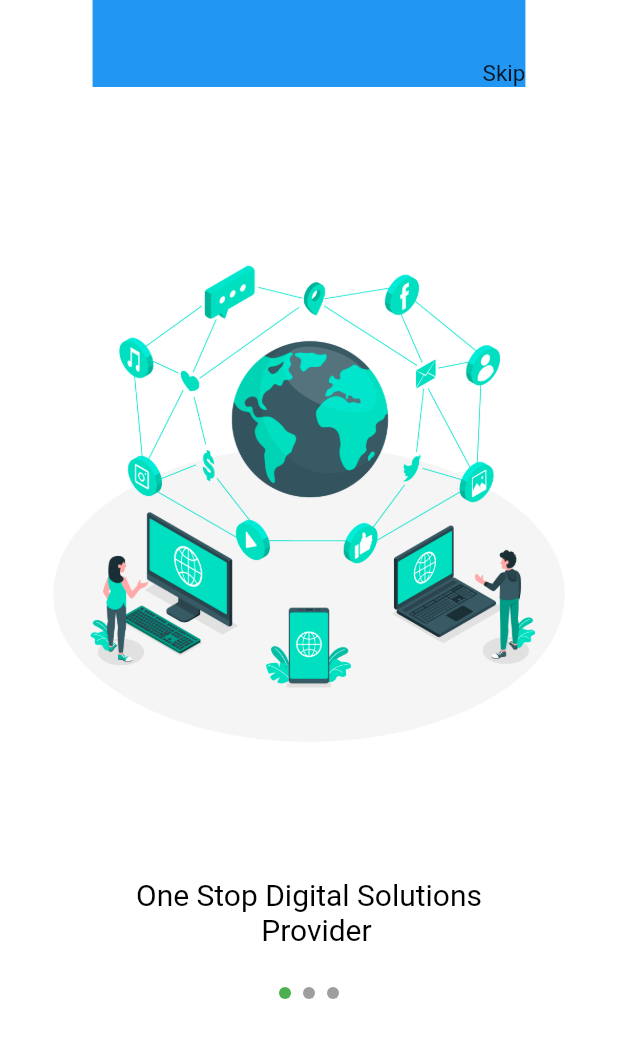
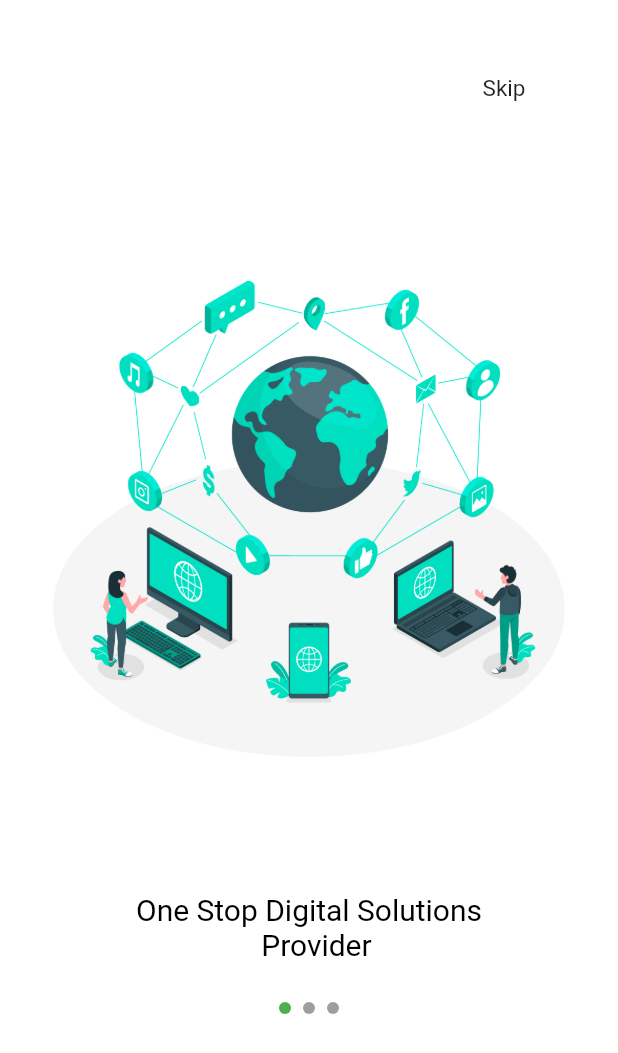
Before and after one commit to royalhacks01/FlutterDesign, a Flutter app: the screen it shows after launch, on a phone screen of 412 x 824 dp. Shown: the top 1053 px of the screen. Run offline on Flutter 3.47's test engine with Material 2 defaults, Android fonts, the light colour scheme and no system bars; drawn by our look-alikes of smooth_page_indicator.

Commit message:
Full slider screen

```diff
--- a/lib/App/Design/design6.dart
+++ b/lib/App/Design/design6.dart
@@ -16,21 +16,17 @@ class design6 extends StatelessWidget {
     final screenHeight = MediaQuery.of(context).size.height;
     final screenWidth = MediaQuery.of(context).size.width;
 
-    return SafeArea(
-      child: Scaffold(
+    return Scaffold(
       body: Container(
         color: Colors.white,
         child: Column(
           children: [
-              Container(
-                color: Colors.blue,
-                child: Padding(
-                  padding: EdgeInsets.only(top: 40, left: 260),
+            Padding(
+              padding: EdgeInsets.only(top: 50, left: 260),
               child: Text('Skip',
               textAlign: TextAlign.right,
               style: TextStyle(
                 fontSize: 15,
-                  ),
               ),
               ),
             ),
@@ -142,7 +138,6 @@ class design6 extends StatelessWidget {
         ),
 
       ),
-      ),
     );
   }
 }
```
Lines whose indentation alone changed are shown as unchanged.
